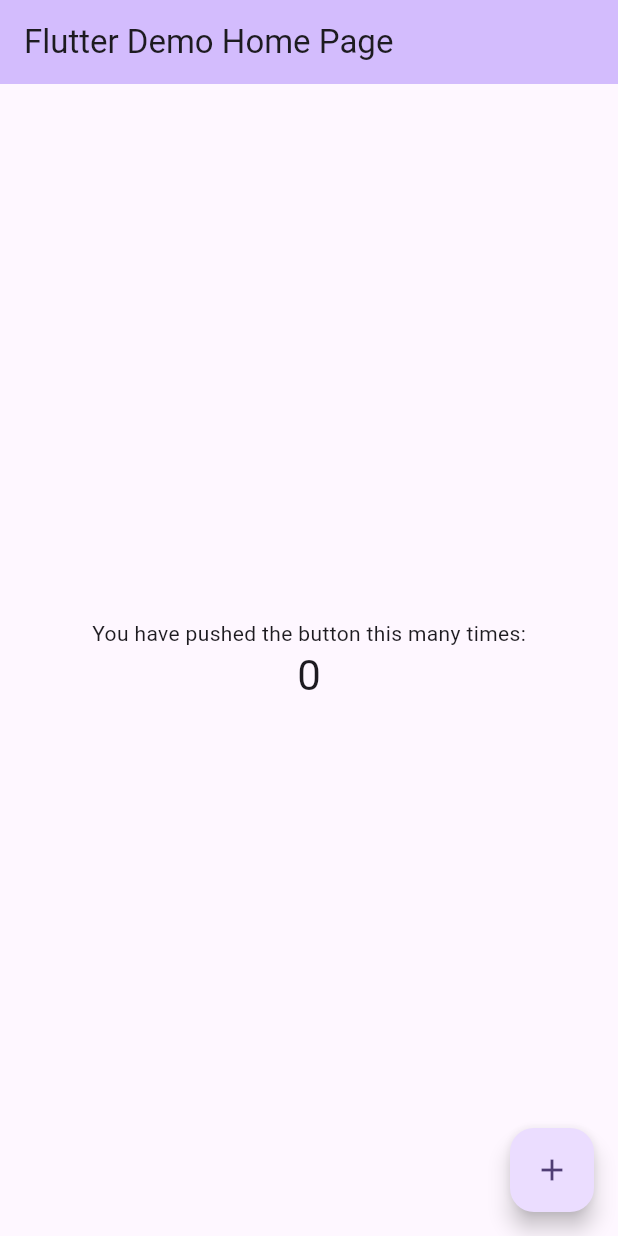
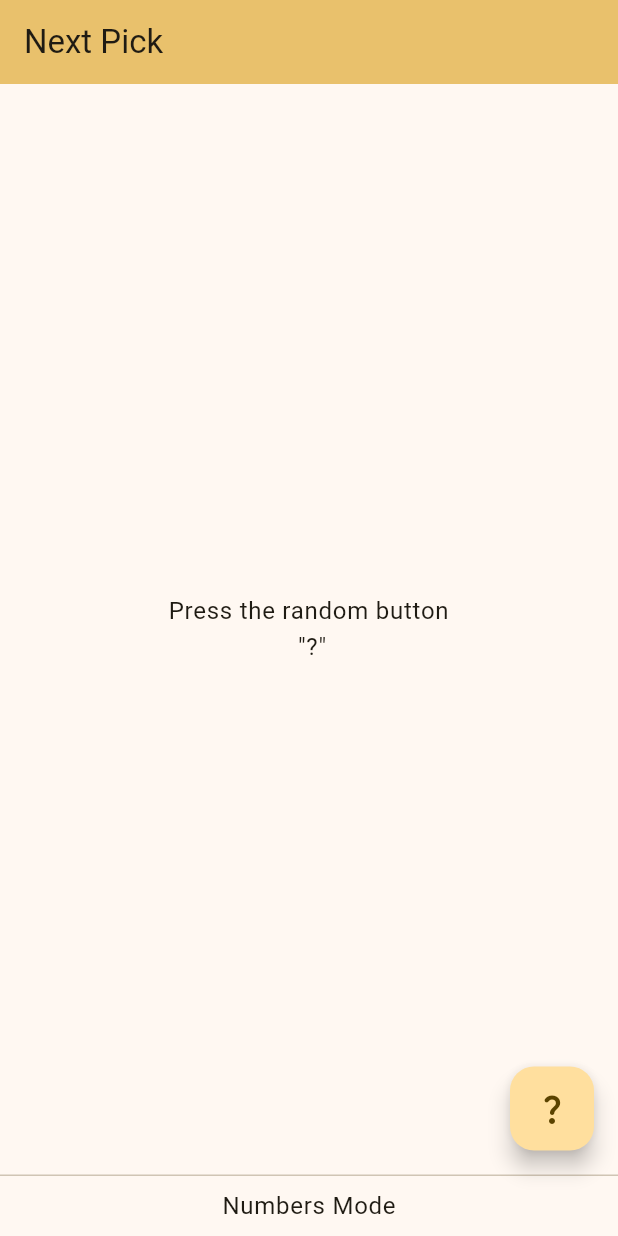
Before and after one commit to Meauh/randomizer, a Flutter app: the screen it shows after launch, on a phone screen of 412 x 824 dp. Run offline on Flutter 3.47's test engine with Material 3 defaults, Android fonts, the phone set to English and light mode, and no system bars.

Commit message:
feat: Implement random integer.

```diff
--- a/lib/main.dart
+++ b/lib/main.dart
@@ -1,4 +1,5 @@
 import 'package:flutter/material.dart';
+import 'dart:math';
 
 void main() {
   runApp(const MyApp());
@@ -11,7 +12,7 @@ class MyApp extends StatelessWidget {
   @override
   Widget build(BuildContext context) {
     return MaterialApp(
-      title: 'Flutter Demo',
+      title: 'Next Pick',
       theme: ThemeData(
         // This is the theme of your application.
         //
@@ -28,9 +29,9 @@ class MyApp extends StatelessWidget {
         //
         // This works for code too, not just values: Most code changes can be
         // tested with just a hot reload.
-        colorScheme: ColorScheme.fromSeed(seedColor: Colors.deepPurple),
+        colorScheme: ColorScheme.fromSeed(seedColor: Colors.amber),
       ),
-      home: const MyHomePage(title: 'Flutter Demo Home Page'),
+      home: const MyHomePage(title: 'Next Pick'),
     );
   }
 }
@@ -54,23 +55,26 @@ class MyHomePage extends StatefulWidget {
 }
 
 class _MyHomePageState extends State<MyHomePage> {
-  int _counter = 0;
+  String? _randomValue;
 
-  void _incrementCounter() {
+  void _pickRandom() {
     setState(() {
       // This call to setState tells the Flutter framework that something has
       // changed in this State, which causes it to rerun the build method below
       // so that the display can reflect the updated values. If we changed
-      // _counter without calling setState(), then the build method would not be
+      // _randomValue without calling setState(), then the build method would not be
       // called again, and so nothing would appear to happen.
-      _counter++;
+      _pickRandomInt();
     });
   }
+
+  void _pickRandomInt() => _randomValue = Random().nextInt(100).toString();
+
 
   @override
   Widget build(BuildContext context) {
     // This method is rerun every time setState is called, for instance as done
-    // by the _incrementCounter method above.
+    // by the _pickRandom method above.
     //
     // The Flutter framework has been optimized to make rerunning build methods
     // fast, so that you can just rebuild anything that needs updating rather
@@ -104,19 +108,37 @@ class _MyHomePageState extends State<MyHomePage> {
           // wireframe for each widget.
           mainAxisAlignment: MainAxisAlignment.center,
           children: <Widget>[
-            const Text('You have pushed the button this many times:'),
+            if(_randomValue == null)...[
+              Text(
+              'Press the random button \n "?"',
+              textAlign: TextAlign.center,
+              style: Theme.of(context).textTheme.bodyLarge,
+            ),
+            ]
+            else...[
+              const Text('Your pick is:'),
             Text(
-              '$_counter',
-              style: Theme.of(context).textTheme.headlineMedium,
+              _randomValue ?? 'Not picked',
+              style: Theme.of(context).textTheme.displayMedium,
             ),
+            ]
           ],
         ),
       ),
       floatingActionButton: FloatingActionButton(
-        onPressed: _incrementCounter,
-        tooltip: 'Increment',
-        child: const Icon(Icons.add),
+        onPressed: _pickRandom,
+        tooltip: 'Pick Random',
+        child: const Icon(Icons.question_mark_rounded),
       ), // This trailing comma makes auto-formatting nicer for build methods.
+      persistentFooterButtons:[
+        Row( mainAxisAlignment: MainAxisAlignment.center,
+        children: [
+          Text(
+              'Numbers Mode',
+              style: Theme.of(context).textTheme.bodyLarge,
+            ),
+        ],)
+      ]
     );
   }
 }
```
Also changed, not shown: 1 other file.
